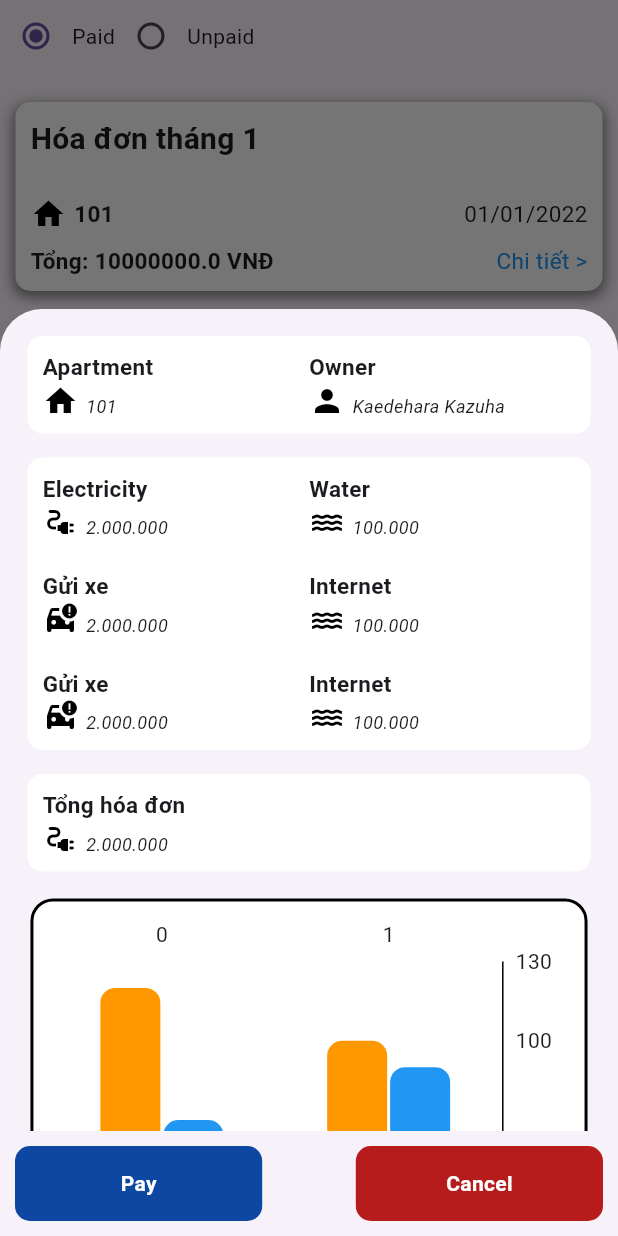
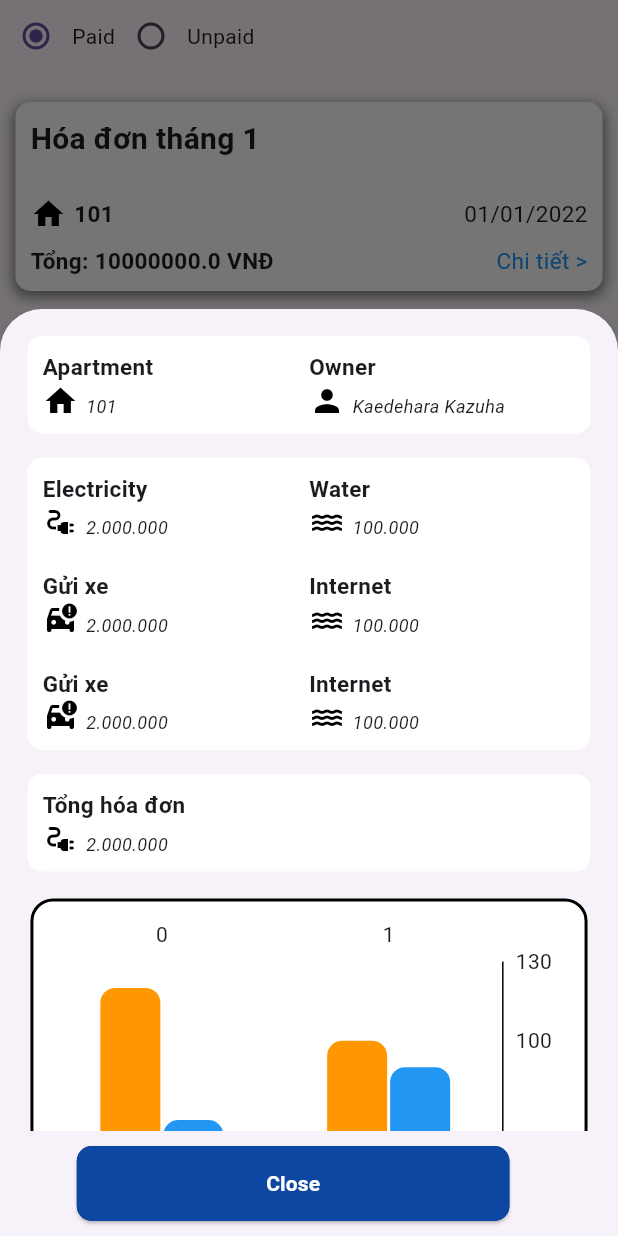
Before and after one commit to DATN-TP/FE, a Flutter app: the RentPage screen opened directly, after a tap on "Chi tiết >", on a phone screen of 412 x 824 dp. Run offline on Flutter 3.47's test engine with Material 3 defaults, Android fonts, the phone set to English and light mode, and no system bars; drawn by our look-alikes of fl_chart; our stand-ins replace easy_localization, flutter_dotenv, fluttertoast, font_awesome_flutter, hive, hive_flutter and 2 more; accounts and stored records are empty.

Commit message:
fix logic ui bottomsheet

```diff
--- a/lib/views/pages/home/home.dart
+++ b/lib/views/pages/home/home.dart
@@ -67,6 +67,7 @@ class HomePage extends StatelessWidget {
 
   @override
   Widget build(BuildContext context) {
+  // ignore: unused_local_variable
   User? user = HomePageModel().hiveProvider.getUser();
     return ChangeNotifierProvider(
       create: (_) => HomePageModel(),
--- a/lib/views/pages/home/widget/news_item.dart
+++ b/lib/views/pages/home/widget/news_item.dart
@@ -21,9 +21,8 @@ class NewsItem extends StatelessWidget {
         borderRadius: BorderRadius.circular(10),
         boxShadow: const [
           BoxShadow(
-            color: Colors.grey,
+            color: Colors.black12,
             blurRadius: 10,
-            spreadRadius: 5,
             offset: Offset(0, 7),
           ),
         ],
--- a/lib/views/pages/login/login.dart
+++ b/lib/views/pages/login/login.dart
@@ -29,7 +29,9 @@ class _LoginState extends State<Login> {
   Future<void> _login(LoginPageModel loginPageModel) async {
     final username = _usernameController.text;
     final password = _passwordController.text;
+    // ignore: unused_local_variable, non_constant_identifier_names
     final user_res = await _authRepository.login(username, password);
+    // ignore: use_build_context_synchronously
     Navigator.pushNamed(context, '/home');
   }
 
@@ -47,10 +49,11 @@ class _LoginState extends State<Login> {
     WidgetsBinding.instance.addPostFrameCallback((_) {});
   }
 
+  // ignore: unused_element
   Future<bool> _onWillPop() async {
     return (await showDialog(
           context: context,
-          builder: (context) => Dialogcustom(),
+          builder: (context) => const Dialogcustom(),
         )) ??
         false;
   }
@@ -127,6 +130,7 @@ class _LoginState extends State<Login> {
 
   _buildBiometricLoginButton(LoginPageModel loginPageModel) {
     final username = loginPageModel.getUsernameBiometric;
+    // ignore: avoid_unnecessary_containers
     return Container(
         child: Column(
       children: [
--- a/lib/views/pages/pay/paid/widget/bottomsheet_detail_bills.dart
+++ b/lib/views/pages/pay/paid/widget/bottomsheet_detail_bills.dart
@@ -3,8 +3,8 @@ import 'package:flutter/material.dart';
 import 'package:fl_chart/fl_chart.dart';
 
 class BottomsheetDetailBills extends StatelessWidget {
-  const BottomsheetDetailBills({
-    super.key,
+  const BottomsheetDetailBills(
+      {super.key,
       required this.apartment,
       required this.price,
       required this.owner,
@@ -12,7 +12,7 @@ class BottomsheetDetailBills extends StatelessWidget {
       required this.water,
       required this.previousPriceWater,
       required this.previousPriceElectricity,
-  });
+      required this.status});
 
   final String apartment;
   final double price;
@@ -21,6 +21,7 @@ class BottomsheetDetailBills extends StatelessWidget {
   final double water;
   final double previousPriceWater;
   final double previousPriceElectricity;
+  final bool status;
 
   Widget _renderItemDetail({
     required Icon icon,
@@ -205,7 +206,8 @@ class BottomsheetDetailBills extends StatelessWidget {
   }
 
   Widget _renderButtonBar(BuildContext context) {
-    return Container(
+    return status == false
+        ? Container(
             child: Padding(
               padding: const EdgeInsets.all(10.0),
               child: Row(
@@ -249,6 +251,50 @@ class BottomsheetDetailBills extends StatelessWidget {
                         },
                         child: const Text(
                           'Cancel',
+                          style: TextStyle(
+                            color: Colors.white,
+                            fontWeight: FontWeight.bold,
+                          ),
+                        ),
+                      ),
+                    ),
+                  ),
+                ],
+              ),
+            ),
+          )
+        : Container(
+            width: MediaQuery.of(context).size.width * 0.8,
+            //blue close button
+            child: Padding(
+              padding: const EdgeInsets.all(10.0),
+              child: Row(
+                mainAxisAlignment: MainAxisAlignment.spaceBetween,
+                children: [
+                  Container(
+                    alignment: Alignment.center,
+                    width: MediaQuery.of(context).size.width * 0.7,
+                    height: 50,
+                    decoration: BoxDecoration(
+                      color: Colors.blue[900],
+                      borderRadius: const BorderRadius.all(
+                        Radius.circular(10),
+                      ),
+                    ),
+                    child: Center(
+                      child: ElevatedButton(
+                        style: ElevatedButton.styleFrom(
+                          backgroundColor: Colors.blue[900],
+                          minimumSize: const Size(double.infinity, 50),
+                          shape: RoundedRectangleBorder(
+                            borderRadius: BorderRadius.circular(10),
+                          ),
+                        ),
+                        onPressed: () {
+                          Navigator.pop(context);
+                        },
+                        child: const Text(
+                          'Close',
                           style: TextStyle(
                             color: Colors.white,
                             fontWeight: FontWeight.bold,
@@ -395,8 +441,8 @@ class BottomsheetDetailBills extends StatelessWidget {
                                 ),
                               ],
                             ),
-                              DetailBillItemCard(row:
-                                [
+                            DetailBillItemCard(
+                              row: [
                                 Row(
                                   children: [
                                     _renderItemDetail(
```
Also changed, not shown: lib/views/pages/pay/paid/widget/bill_item.dart (+22 -3 lines), 1 other file. Lines whose indentation alone changed are shown as unchanged.
